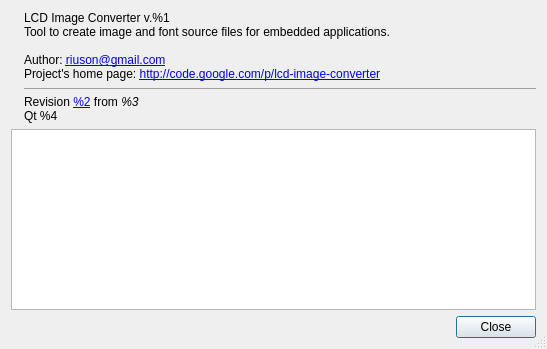
Qt form controls/dialogabout.ui (riuson/lcd-image-converter) before a commit.
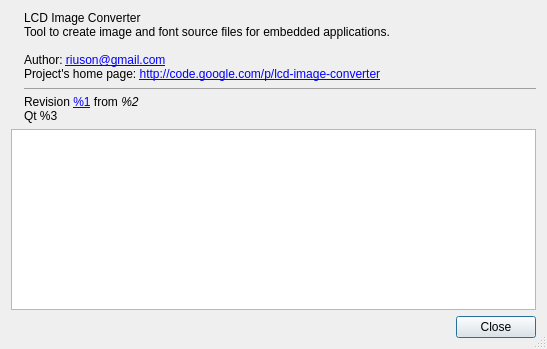
The same form after that commit. Icons and pictures are not drawn.

Commit message: Removed numeric version number from 'About' dialog; Changed date/time format.

Diff of the .ui file:
```diff
--- a/controls/dialogabout.ui
+++ b/controls/dialogabout.ui
@@ -38,15 +38,15 @@
      <item>
       <widget class="QLabel" name="labelInfo">
        <property name="text">
-        <string>LCD Image Converter v.%1&lt;br/&gt;
+        <string>LCD Image Converter&lt;br/&gt;
 Tool to create image and font source files for embedded applications.&lt;br/&gt;
 &lt;br/&gt;
 Author: 
 &lt;a href=&quot;mailto:riuson@gmail.com?subject=lcd-image-converter&amp;&quot;&gt;riuson@gmail.com&lt;/a&gt;&lt;br/&gt;
 Project's home page: &lt;a href=&quot;http://code.google.com/p/lcd-image-converter&quot;&gt;http://code.google.com/p/lcd-image-converter&lt;/a&gt;
 &lt;hr/&gt;
-Revision &lt;a href=&quot;http://code.google.com/p/lcd-image-converter/source/detail?r=%2&quot;&gt;%2&lt;/a&gt; from &lt;i&gt;%3&lt;/i&gt;&lt;br/&gt;
-Qt %4</string>
+Revision &lt;a href=&quot;http://code.google.com/p/lcd-image-converter/source/detail?r=%1&quot;&gt;%1&lt;/a&gt; from &lt;i&gt;%2&lt;/i&gt;&lt;br/&gt;
+Qt %3</string>
        </property>
        <property name="openExternalLinks">
         <bool>true</bool>
```
The commit also changes 6 other files.
